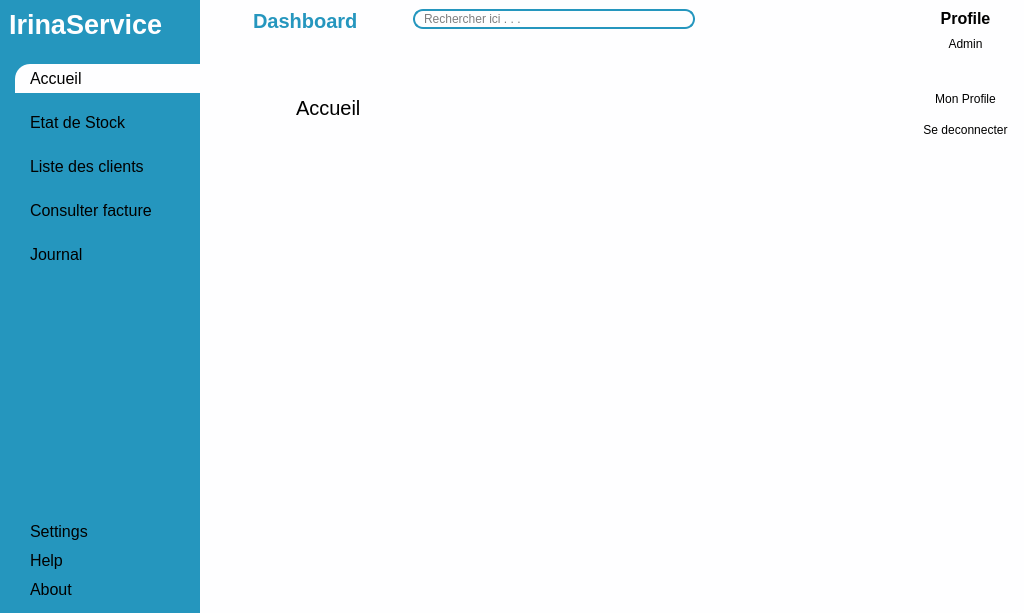
Qt form views/main_window.ui (ninohantonio/Store-Management) before a commit.
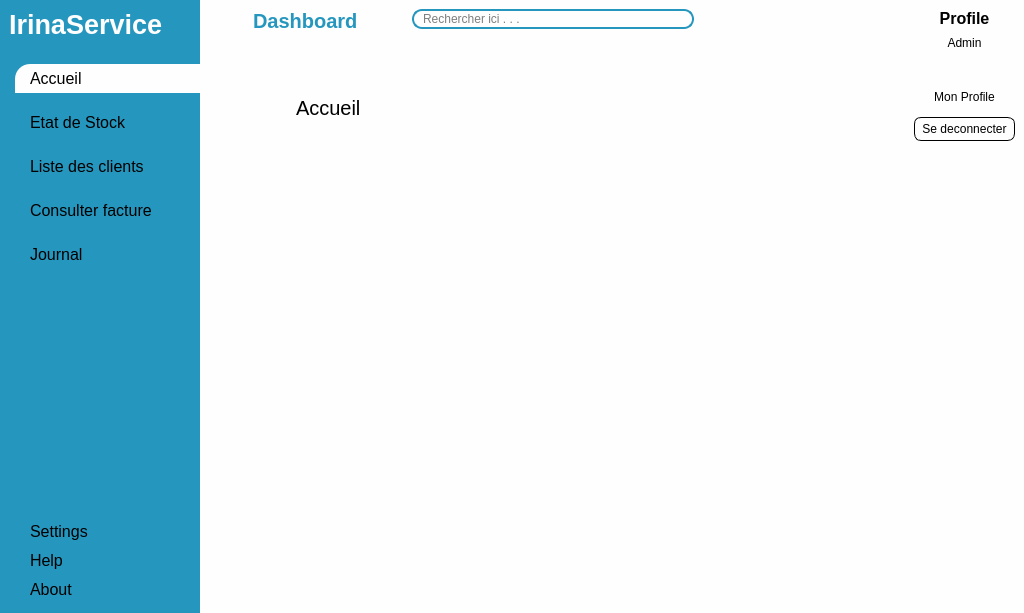
The same form after that commit. Icons and pictures are not drawn. Custom widgets are drawn as their Qt base class.

Commit message: optimize ui animation

```diff
--- a/views/main_window.ui
+++ b/views/main_window.ui
@@ -76,7 +76,7 @@
 
 #logoutBtn{
 	padding: 4px 7px;
-	border: 1px solide #c4e4db;
+	border: 1px solid #000;
 	border-radius: 7px
 }</string>
    </property>
```
The commit also changes 3 other files.
